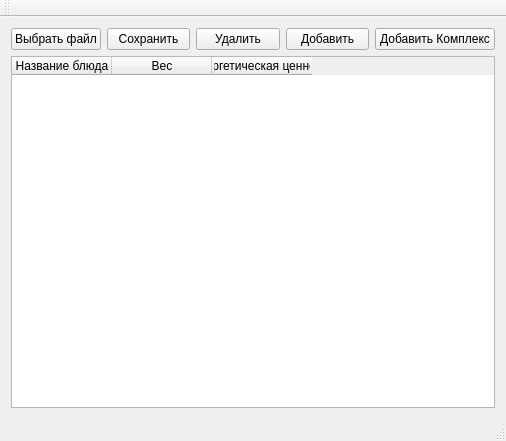
Before: the Qt Designer form mainwindow.ui in Hipp0Shok/Lab1GUI, drawn with Qt 5.
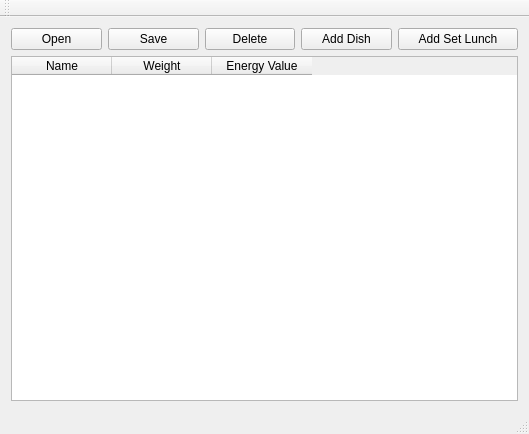
After: the same form once the commit is applied.

The edit to the form file:
```diff
--- a/mainwindow.ui
+++ b/mainwindow.ui
@@ -6,8 +6,8 @@
    <rect>
     <x>0</x>
     <y>0</y>
-    <width>506</width>
-    <height>441</height>
+    <width>529</width>
+    <height>434</height>
    </rect>
   </property>
   <property name="sizePolicy">
@@ -28,28 +28,28 @@
         <item>
          <widget class="QPushButton" name="chooseFile">
           <property name="text">
-           <string>Выбрать файл</string>
+           <string>Open</string>
           </property>
          </widget>
         </item>
         <item>
          <widget class="QPushButton" name="saveFile">
           <property name="text">
-           <string>Сохранить</string>
+           <string>Save</string>
           </property>
          </widget>
         </item>
         <item>
          <widget class="QPushButton" name="selectButton">
           <property name="text">
-           <string>Удалить</string>
+           <string>Delete</string>
           </property>
          </widget>
         </item>
         <item>
          <widget class="QPushButton" name="addButton">
           <property name="text">
-           <string>Добавить</string>
+           <string>Add Dish</string>
           </property>
          </widget>
         </item>
@@ -62,7 +62,7 @@
            </size>
           </property>
           <property name="text">
-           <string>Добавить Комплекс</string>
+           <string>Add Set Lunch</string>
           </property>
          </widget>
         </item>
@@ -84,17 +84,17 @@
         </property>
         <column>
          <property name="text">
-          <string>Название блюда</string>
+          <string>Name</string>
          </property>
         </column>
         <column>
          <property name="text">
-          <string>Вес</string>
+          <string>Weight</string>
          </property>
         </column>
         <column>
          <property name="text">
-          <string>Энергетическая ценность</string>
+          <string>Energy Value</string>
          </property>
         </column>
        </widget>
```
Left out of the diff: 2 changed lines with no effect on the pictures.
